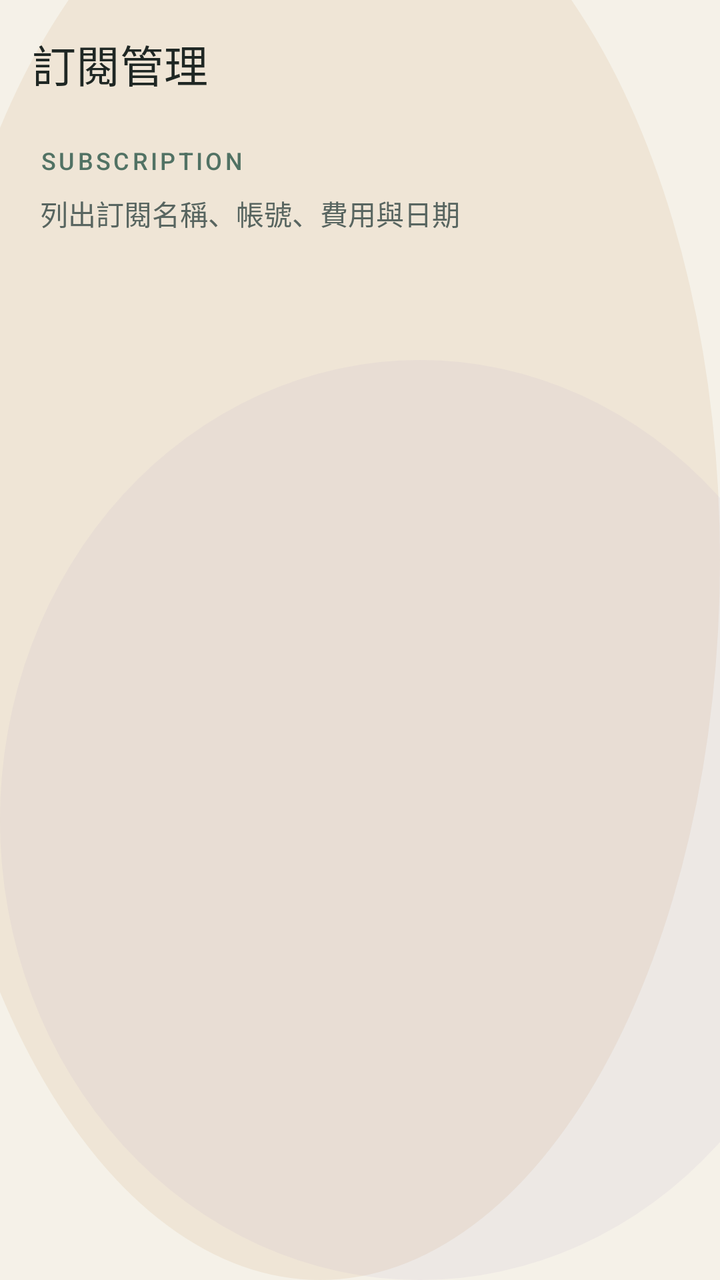
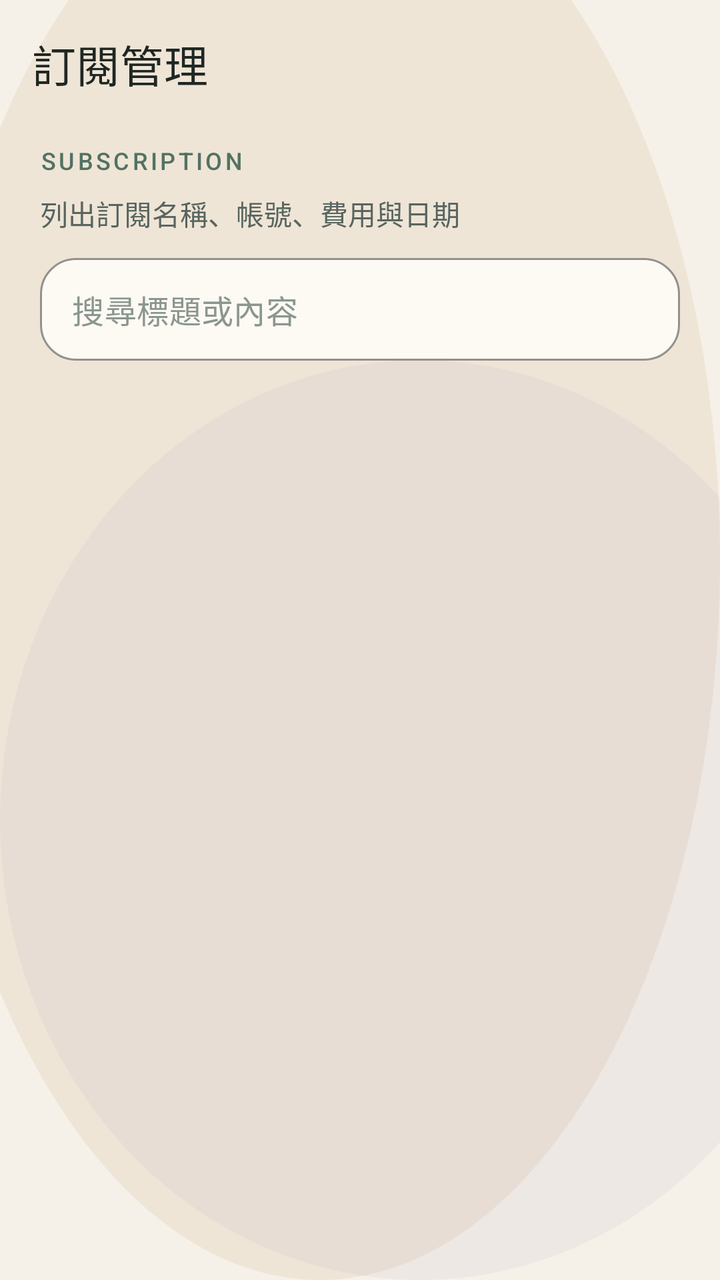

Compare the two renders of this Android layout. The source of the first and the diff that turns it into the second are given below.
<!-- AndroidManifest.xml: application theme Theme.Appwriteandroidtrae -->
<!-- res/layout/activity_subscription.xml -->
<?xml version="1.0" encoding="utf-8"?>
<androidx.constraintlayout.widget.ConstraintLayout xmlns:android="http://schemas.android.com/apk/res/android"
    xmlns:app="http://schemas.android.com/apk/res-auto"
    xmlns:tools="http://schemas.android.com/tools"
    android:id="@+id/main"
    android:layout_width="match_parent"
    android:layout_height="match_parent"
    android:background="@drawable/bg_main_dashboard"
    tools:context=".SubscriptionActivity">

    <com.google.android.material.appbar.MaterialToolbar
        android:id="@+id/toolbar"
        android:layout_width="0dp"
        android:layout_height="wrap_content"
        android:background="@android:color/transparent"
        android:contentInsetStartWithNavigation="0dp"
        android:minHeight="?attr/actionBarSize"
        android:paddingStart="8dp"
        android:paddingEnd="8dp"
        app:layout_constraintEnd_toEndOf="parent"
        app:layout_constraintStart_toStartOf="parent"
        app:layout_constraintTop_toTopOf="parent"
        app:navigationIconTint="@color/slate_950"
        app:title="@string/feature_subscription"
        app:titleTextColor="@color/slate_950" />

    <TextView
        android:id="@+id/textEyebrow"
        android:layout_width="0dp"
        android:layout_height="wrap_content"
        android:layout_marginStart="20dp"
        android:layout_marginTop="8dp"
        android:layout_marginEnd="20dp"
        android:fontFamily="sans-serif-medium"
        android:letterSpacing="0.12"
        android:text="@string/screen_subscription_eyebrow"
        android:textAllCaps="true"
        android:textColor="@color/sage_700"
        android:textSize="12sp"
        app:layout_constraintEnd_toEndOf="parent"
        app:layout_constraintStart_toStartOf="parent"
        app:layout_constraintTop_toBottomOf="@id/toolbar" />

    <TextView
        android:id="@+id/textSubtitleHeader"
        android:layout_width="0dp"
        android:layout_height="wrap_content"
        android:layout_marginStart="20dp"
        android:layout_marginTop="8dp"
        android:layout_marginEnd="20dp"
        android:text="@string/screen_subscription_subtitle"
        android:textColor="@color/slate_700"
        android:textSize="14sp"
        app:layout_constraintEnd_toEndOf="parent"
        app:layout_constraintStart_toStartOf="parent"
        app:layout_constraintTop_toBottomOf="@id/textEyebrow" />

    <ProgressBar
        android:id="@+id/progressBar"
        android:layout_width="wrap_content"
        android:layout_height="wrap_content"
        android:visibility="gone"
        app:layout_constraintBottom_toBottomOf="parent"
        app:layout_constraintEnd_toEndOf="parent"
        app:layout_constraintStart_toStartOf="parent"
        app:layout_constraintTop_toBottomOf="@id/textSubtitleHeader" />

    <ListView
        android:id="@+id/listViewSubscriptions"
        android:layout_width="0dp"
        android:layout_height="0dp"
        android:clipToPadding="false"
        android:divider="@android:color/transparent"
        android:dividerHeight="0dp"
        android:paddingStart="8dp"
        android:paddingTop="14dp"
        android:paddingEnd="8dp"
        android:paddingBottom="24dp"
        app:layout_constraintBottom_toTopOf="@id/textViewError"
        app:layout_constraintEnd_toEndOf="parent"
        app:layout_constraintStart_toStartOf="parent"
        app:layout_constraintTop_toBottomOf="@id/textSubtitleHeader" />

    <TextView
        android:id="@+id/textViewError"
        android:layout_width="0dp"
        android:layout_height="wrap_content"
        android:layout_marginStart="20dp"
        android:layout_marginEnd="20dp"
        android:layout_marginBottom="20dp"
        android:background="@drawable/bg_error_panel"
        android:padding="14dp"
        android:textColor="@color/accent_coral"
        android:visibility="gone"
        app:layout_constraintBottom_toBottomOf="parent"
        app:layout_constraintEnd_toEndOf="parent"
        app:layout_constraintStart_toStartOf="parent" />

</androidx.constraintlayout.widget.ConstraintLayout>
<!-- resources referenced by this layout -->
<resources>
  <color name="accent_coral">#FFD88876</color>
  <color name="sage_700">#FF517264</color>
  <color name="slate_700">#FF586560</color>
  <color name="slate_950">#FF1F2724</color>
  <!-- drawable bg_error_panel (drawable) -->
  <?xml version="1.0" encoding="utf-8"?>
  <shape xmlns:android="http://schemas.android.com/apk/res/android">
      <corners android:radius="18dp" />
      <solid android:color="#1AF3E3DB" />
      <stroke
          android:width="1dp"
          android:color="#33D88876" />
  </shape>
  <!-- drawable bg_main_dashboard (drawable) -->
  <?xml version="1.0" encoding="utf-8"?>
  <layer-list xmlns:android="http://schemas.android.com/apk/res/android">
      <item android:drawable="@color/surface_base" />
      <item android:top="-80dp" android:left="-40dp">
          <shape android:shape="oval">
              <size android:width="280dp" android:height="280dp" />
              <solid android:color="#26C6A36A" />
          </shape>
      </item>
      <item android:top="180dp" android:right="-60dp">
          <shape android:shape="oval">
              <size android:width="240dp" android:height="240dp" />
              <solid android:color="#1AA491C0" />
          </shape>
      </item>
  </layer-list>
  <string name="feature_subscription">訂閱管理</string>
  <string name="screen_subscription_eyebrow">Subscription</string>
  <string name="screen_subscription_subtitle">列出訂閱名稱、帳號、費用與日期</string>
  <style name="Theme.Appwriteandroidtrae" parent="Base.Theme.Appwriteandroidtrae" />
  <color name="surface_base">#FFF5F1E8</color>
  <style name="Base.Theme.Appwriteandroidtrae" parent="Theme.Material3.Light.NoActionBar">
          <item name="colorPrimary">@color/sage_700</item>
          <item name="colorOnPrimary">@color/sand_50</item>
          <item name="colorSecondary">@color/accent_gold</item>
          <item name="colorTertiary">@color/accent_coral</item>
          <item name="android:colorBackground">@color/surface_base</item>
          <item name="colorSurface">@color/surface_high</item>
          <item name="colorOnSurface">@color/slate_950</item>
          <item name="colorSurfaceVariant">@color/seafoam_100</item>
          <item name="colorOutline">@color/surface_outline</item>
          <item name="android:statusBarColor">@android:color/transparent</item>
          <item name="android:navigationBarColor">@color/surface_base</item>
          <item name="android:windowLightStatusBar">true</item>
          <item name="android:windowLightNavigationBar">true</item>
      </style>
  <color name="sand_50">#FFF7F1E7</color>
  <color name="accent_gold">#FFC6A36A</color>
  <color name="surface_high">#FFFDF9F3</color>
  <color name="seafoam_100">#FFDDEAE2</color>
  <color name="surface_outline">#1A1F2724</color>
</resources>

<!-- the commit's change to res/layout/activity_subscription.xml (unified diff, before → after) -->
@@ -55,6 +55,39 @@
         app:layout_constraintStart_toStartOf="parent"
         app:layout_constraintTop_toBottomOf="@id/textEyebrow" />
 
+    <com.google.android.material.textfield.TextInputLayout
+        android:id="@+id/inputLayoutSearchSubscriptions"
+        style="@style/Widget.MaterialComponents.TextInputLayout.OutlinedBox"
+        android:layout_width="0dp"
+        android:layout_height="wrap_content"
+        android:layout_marginStart="20dp"
+        android:layout_marginTop="12dp"
+        android:layout_marginEnd="20dp"
+        app:boxBackgroundColor="@color/surface_high"
+        app:boxCornerRadiusBottomEnd="18dp"
+        app:boxCornerRadiusBottomStart="18dp"
+        app:boxCornerRadiusTopEnd="18dp"
+        app:boxCornerRadiusTopStart="18dp"
+        app:boxStrokeColor="@color/surface_outline"
+        app:hintEnabled="false"
+        app:layout_constraintEnd_toEndOf="parent"
+        app:layout_constraintStart_toStartOf="parent"
+        app:layout_constraintTop_toBottomOf="@id/textSubtitleHeader">
+
+        <com.google.android.material.textfield.TextInputEditText
+            android:id="@+id/editTextSearchSubscriptions"
+            android:layout_width="match_parent"
+            android:layout_height="wrap_content"
+            android:hint="@string/subscription_search_hint"
+            android:imeOptions="actionSearch"
+            android:inputType="text"
+            android:maxLines="1"
+            android:paddingTop="14dp"
+            android:paddingBottom="14dp"
+            android:textColor="@color/slate_950"
+            android:textColorHint="@color/slate_500" />
+    </com.google.android.material.textfield.TextInputLayout>
+
     <ProgressBar
         android:id="@+id/progressBar"
         android:layout_width="wrap_content"
@@ -63,7 +96,7 @@
         app:layout_constraintBottom_toBottomOf="parent"
         app:layout_constraintEnd_toEndOf="parent"
         app:layout_constraintStart_toStartOf="parent"
-        app:layout_constraintTop_toBottomOf="@id/textSubtitleHeader" />
+        app:layout_constraintTop_toBottomOf="@id/inputLayoutSearchSubscriptions" />
 
     <ListView
         android:id="@+id/listViewSubscriptions"
@@ -79,7 +112,7 @@
         app:layout_constraintBottom_toTopOf="@id/textViewError"
         app:layout_constraintEnd_toEndOf="parent"
         app:layout_constraintStart_toStartOf="parent"
-        app:layout_constraintTop_toBottomOf="@id/textSubtitleHeader" />
+        app:layout_constraintTop_toBottomOf="@id/inputLayoutSearchSubscriptions" />
 
     <TextView
         android:id="@+id/textViewError"
<!-- resource entries referenced after the edit -->
@@ -2,6 +2,7 @@
 <resources>
   <color name="accent_coral">#FFD88876</color>
   <color name="sage_700">#FF517264</color>
+  <color name="slate_500">#FF8A968F</color>
   <color name="slate_700">#FF586560</color>
   <color name="slate_950">#FF1F2724</color>
   <!-- drawable bg_error_panel (drawable) -->
@@ -33,6 +34,7 @@
   <string name="feature_subscription">訂閱管理</string>
   <string name="screen_subscription_eyebrow">Subscription</string>
   <string name="screen_subscription_subtitle">列出訂閱名稱、帳號、費用與日期</string>
+  <string name="subscription_search_hint">搜尋標題或內容</string>
   <style name="Theme.Appwriteandroidtrae" parent="Base.Theme.Appwriteandroidtrae" />
   <color name="surface_base">#FFF5F1E8</color>
   <style name="Base.Theme.Appwriteandroidtrae" parent="Theme.Material3.Light.NoActionBar">
